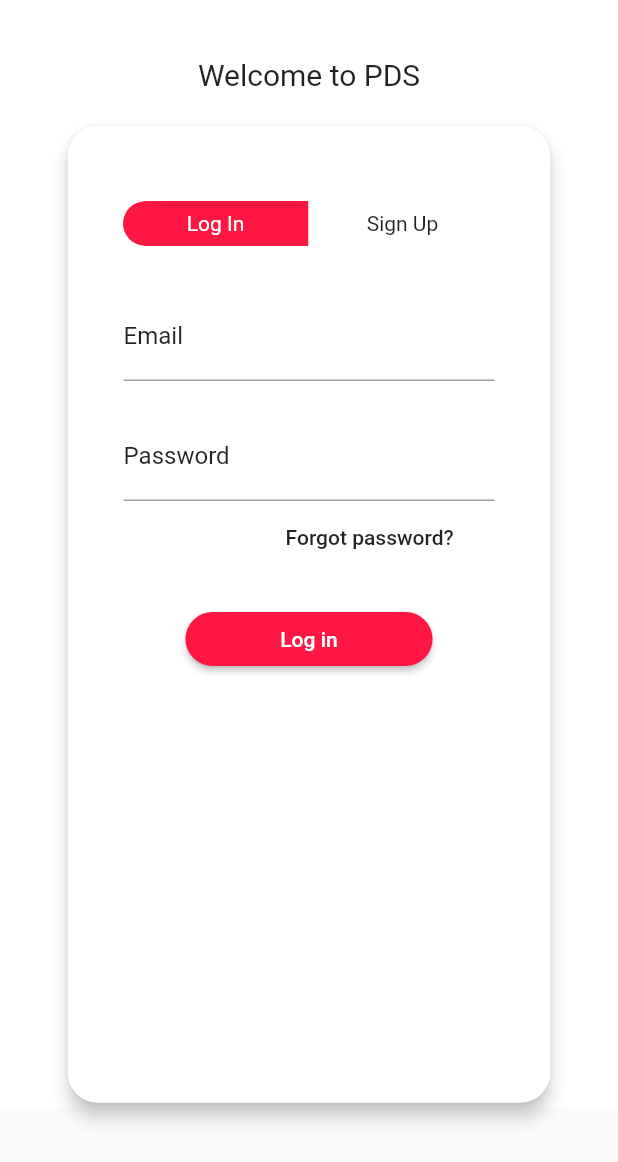
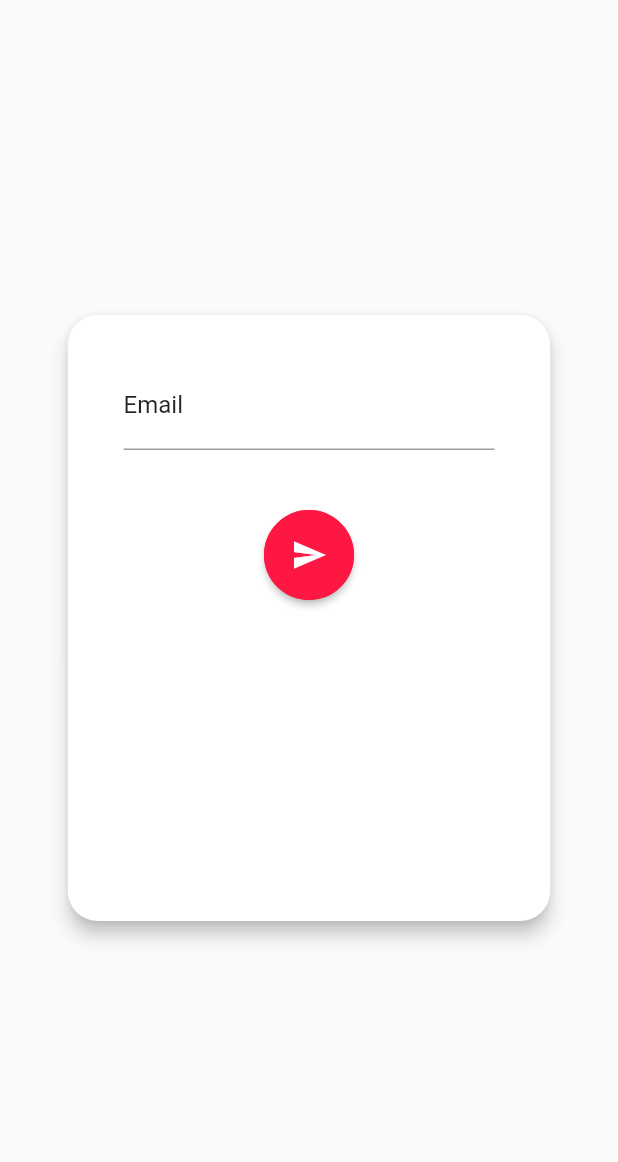
Before and after one commit to Abelmarumo/PDS_APP, a Flutter app: the screen it shows after launch, after a tap on "Forgot password?", on a phone screen of 412 x 824 dp. Shown: the top 1162 px of the screen. Run offline on Flutter 3.47's test engine with Material 2 defaults, Android fonts, the phone set to English and light mode, and no system bars; drawn by our look-alikes of toggle_switch; our stand-ins replace firebase_auth, firebase_core, firebase_database; missing offline and left inert: ars_progress_dialog, custom_progress_dialog, grouped_buttons, stripe_payment; accounts and stored records are empty.

Commit message:
added a reset password functionality

```diff
--- a/lib/main.dart
+++ b/lib/main.dart
@@ -2,6 +2,7 @@ import 'package:firebase_core/firebase_core.dart';
 import 'package:flutter/material.dart';
 import 'package:pds2/pages/LogIn.dart';
 import 'package:pds2/pages/Pay.dart';
+import 'package:pds2/pages/Reset_password.dart';
 import 'package:pds2/pages/SignUp.dart';
 import 'package:pds2/pages/profile.dart';
 
--- a/lib/pages/LogIn.dart
+++ b/lib/pages/LogIn.dart
@@ -3,6 +3,7 @@ import 'package:firebase_auth/firebase_auth.dart';
 import 'package:firebase_database/firebase_database.dart';
 import 'package:flutter/cupertino.dart';
 import 'package:flutter/material.dart';
+import 'package:pds2/pages/Reset_password.dart';
 import 'package:toggle_switch/toggle_switch.dart';
 import 'SignUp.dart';
 import 'package:pds2/pages/profile.dart';
@@ -151,7 +152,7 @@ class _LogInState extends State<LogIn> {
                                             }
                                             return null;
                                           },
-                                          onSaved: (input)=>_email=input,
+                                          onSaved: (input)=>_email=input.trim(),
                                           decoration: InputDecoration(
                                             contentPadding: EdgeInsets.only(top: 20,bottom: 5),
                                             labelText: 'Email',
@@ -194,7 +195,8 @@ class _LogInState extends State<LogIn> {
                                         alignment: Alignment.bottomLeft,
                                         margin: EdgeInsets.only(left: 100),
                                         child: TextButton(
-                                            onPressed: (){},
+                                            onPressed: ()=>
+                                                Navigator.push(context, MaterialPageRoute(builder: (context) => ResetScreen(),fullscreenDialog: true)),
                                             child: Text(
                                                 'Forgot password?',
                                               style: TextStyle(
--- /dev/null
+++ b/lib/pages/Reset_password.dart
@@ -0,0 +1,122 @@
+import 'package:ars_progress_dialog/ars_progress_dialog.dart';
+import 'package:firebase_auth/firebase_auth.dart';
+import 'package:firebase_core/firebase_core.dart';
+import 'package:flutter/material.dart';
+
+class ResetScreen extends StatefulWidget {
+  @override
+  _ResetScreenState createState() => _ResetScreenState();
+}
+
+class _ResetScreenState extends State<ResetScreen> {
+  String _email;
+  final GlobalKey<FormState> _formKey = GlobalKey<FormState>();
+  final scaffold = GlobalKey<ScaffoldState>();
+
+  reset() async{
+    final formState = _formKey.currentState;
+    if(formState.validate()){
+      formState.save();
+      ArsProgressDialog progressDialog = new ArsProgressDialog(context,
+          blur: 2,
+          backgroundColor: Color(0x33000000),
+          animationDuration: Duration(milliseconds: 500));
+      try{
+        progressDialog.show();
+        await FirebaseAuth.instance.sendPasswordResetEmail(email: _email);
+        progressDialog.dismiss();
+        scaffold.currentState.showSnackBar(
+            SnackBar(
+              content: Text("Reset link sent to your email"),
+              duration: Duration(milliseconds:3000),
+            )).closed.then((value) => Navigator.pop(context));
+      } catch(e){
+        scaffold.currentState.showSnackBar(
+            SnackBar(
+              content: Text("Something went wrong!"),
+              duration: Duration(milliseconds:3000),
+            ));
+      }
+      formState.reset();
+    }
+  }
+  @override
+  Widget build(BuildContext context) {
+    return Scaffold(
+      key: scaffold,
+      body: Center(
+        child: Container(
+          decoration: BoxDecoration(
+            borderRadius: BorderRadius.circular(100.0),
+          ),
+          width: MediaQuery.of(context).size.width*0.8,
+          height: MediaQuery.of(context).size.height*0.5,
+          child: Card(
+            elevation: 5,
+            color: Colors.white,
+            shape: RoundedRectangleBorder(
+                borderRadius: BorderRadius.all(Radius.circular(20))
+            ),
+            child: Column(
+              children: <Widget>[
+                Container(
+                  child: Form(
+                      key: _formKey,
+                      child: Container(
+                        margin: EdgeInsets.only(top: 30),
+                        width: MediaQuery.of(context).size.width*0.6,
+                        child: Column(
+                          children: <Widget>[
+                            Container(
+                              margin: EdgeInsets.only(bottom: 20),
+                              child: TextFormField(
+                                validator: (input) {
+                                  if (input.isEmpty) {
+                                    return 'Please enter some text';
+                                  }
+                                  return null;
+                                },
+                                onSaved: (input)=>_email=input.trim(),
+                                decoration: InputDecoration(
+                                  contentPadding: EdgeInsets.only(top: 20,bottom: 5),
+                                  labelText: 'Email',
+                                  labelStyle: TextStyle(
+                                    color: Colors.black87,
+                                  ),
+                                  focusedBorder: UnderlineInputBorder(
+                                    borderSide: BorderSide(
+                                        color: Colors.black87
+                                    ),
+                                  ),
+
+                                ),
+                              ),
+                            ),
+                          ],
+                        ),
+                      )
+                  ),
+                ),
+                Container(
+                  margin: EdgeInsets.only(top: 20),
+                  width: MediaQuery.of(context).size.width*0.4,
+                  height: 60,
+                  child: RaisedButton(
+                    onPressed: reset,
+                    child: Icon(Icons.send,color: Colors.white,),
+                    color: Colors.redAccent[400],
+                    shape: CircleBorder(
+                      side: BorderSide(
+                        color:Colors.redAccent[400],
+                      ),
+                    ),
+                  ),
+                )
+              ],
+            ),
+          ),
+        ),
+      ),
+    );
+  }
+}
```
